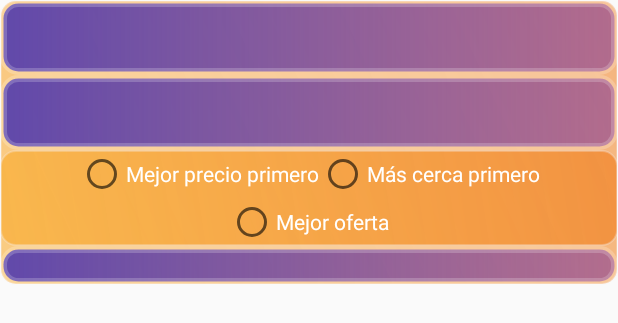
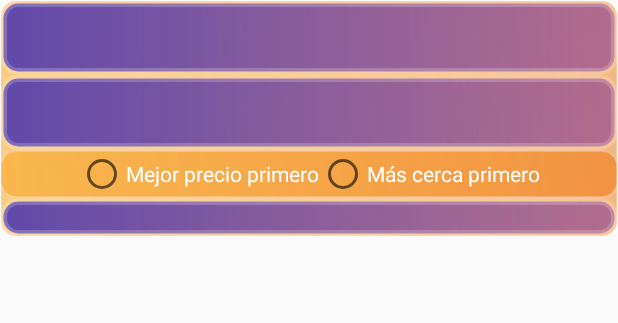
Before and after one commit to lizardiOmar/DersarrolloMovil2021, an Android app: the layout fragment_busqueda.xml on its own in the app's theme, with its tools: preview values and no code run, on a phone screen of 412 x 824 dp. Shown: the top 323 px of the screen. Run offline under Robolectric (Android 15) with nearby library versions, the phone set to English and light mode, and no system bars; network calls fail; Roboto replaces fonts that are not available here.

Commit message:
Add files via upload

```diff
--- a/AlphaBbasket/app/src/main/res/layout/fragment_busqueda.xml
+++ b/AlphaBbasket/app/src/main/res/layout/fragment_busqueda.xml
@@ -34,6 +34,12 @@
             android:padding="3sp"
             android:textSize="25dp"
             android:textStyle="bold"/>
+
+        <androidx.recyclerview.widget.RecyclerView
+            android:id="@+id/recyclerViewMarcas"
+            android:layout_width="match_parent"
+            android:layout_height="match_parent"/>
+
         <RadioGroup
             android:layout_width="match_parent"
             android:layout_height="match_parent"
@@ -60,19 +66,8 @@
                 android:layout_width="match_parent"
                 android:layout_height="match_parent"
                 android:orientation="horizontal"
-                android:gravity="center">
-                <RadioButton
-                    android:id="@+id/radioButtonMejorOferta"
-                    android:layout_width="wrap_content"
-                    android:layout_height="wrap_content"
-                    android:text="Mejor oferta"
-                    android:textColor="#FFFFFF"/>
-            </LinearLayout>
+                android:gravity="center"/>
         </RadioGroup>
-        <androidx.recyclerview.widget.RecyclerView
-            android:id="@+id/recyclerViewMarcas"
-            android:layout_width="match_parent"
-            android:layout_height="match_parent"/>
         <TextView
             android:id="@+id/textViewResultadoBusqueda"
             android:layout_width="match_parent"
```
